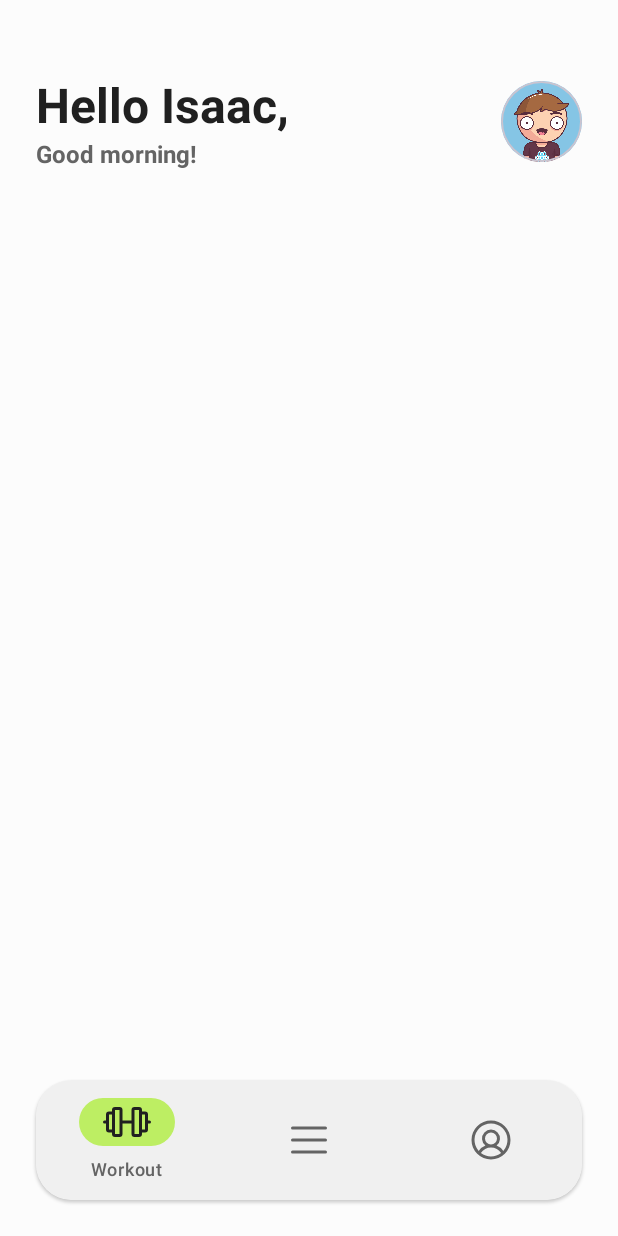
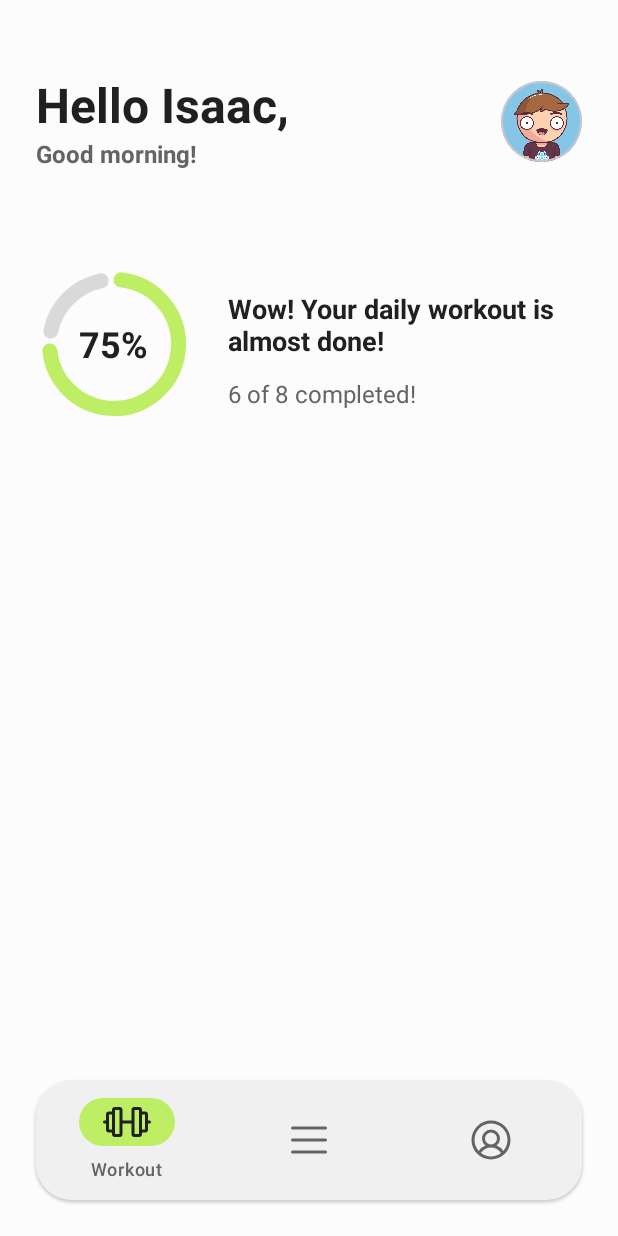
Before and after one commit to eoisaac/wod, an Android app: the WorkoutFragment screen opened directly, with no data from a screen before it, on a phone screen of 412 x 824 dp. Run offline under Robolectric (Android 15) with nearby library versions, the light colour scheme and no system bars.

Commit message:
feat: display progress message in workout activity

```diff
--- a/app/src/main/res/layout/fragment_workout.xml
+++ b/app/src/main/res/layout/fragment_workout.xml
@@ -51,5 +51,64 @@
             />
         </com.google.android.material.card.MaterialCardView>
 
+        <RelativeLayout
+                android:id="@+id/progress_indicator_container"
+                android:layout_width="wrap_content"
+                android:layout_height="wrap_content"
+                android:layout_marginTop="64dp"
+                app:layout_constraintStart_toStartOf="parent"
+                app:layout_constraintTop_toBottomOf="@id/time_greeting_text_view"
+                app:layout_constraintEnd_toStartOf="@id/progress_message_text_view"
+        >
+            <com.google.android.material.progressindicator.CircularProgressIndicator
+                    android:id="@+id/circular_progress_indicator"
+                    android:layout_width="wrap_content"
+                    android:layout_height="wrap_content"
+                    app:indicatorSize="96dp"
+                    android:indeterminate="false"
+                    app:trackCornerRadius="16dp"
+                    app:trackThickness="10dp"
+                    app:trackColor="@color/gray_6"
+                    android:progress="75"
+            />
+            <com.google.android.material.textview.MaterialTextView
+                    android:id="@+id/progress_indicator_text_view"
+                    android:layout_width="wrap_content"
+                    android:layout_height="wrap_content"
+                    android:text="75%"
+                    android:layout_centerInParent="true"
+                    android:textAlignment="center"
+                    style="@style/SubtitleTextStyle"
+                    android:layout_marginTop="16dp"
+            />
+        </RelativeLayout>
+
+        <com.google.android.material.textview.MaterialTextView
+                android:id="@+id/progress_message_text_view"
+                android:layout_width="0dp"
+                android:layout_height="wrap_content"
+                android:text="Wow! Your daily workout is almost done!"
+                style="@style/BodyTextStyle"
+                android:textStyle="bold"
+                android:textSize="18sp"
+                android:textColor="@color/gray_12"
+                android:layout_marginStart="24dp"
+                android:layout_marginTop="16dp"
+                app:layout_constraintStart_toEndOf="@id/progress_indicator_container"
+                app:layout_constraintTop_toTopOf="@id/progress_indicator_container"
+                app:layout_constraintEnd_toEndOf="parent"
+        />
+        <com.google.android.material.textview.MaterialTextView
+                android:id="@+id/total_exercises_text_view"
+                android:layout_width="0dp"
+                android:layout_height="wrap_content"
+                android:text="6 of 8 completed!"
+                style="@style/BodyTextStyle"
+                android:layout_marginTop="12dp"
+                app:layout_constraintStart_toStartOf="@id/progress_message_text_view"
+                app:layout_constraintTop_toBottomOf="@id/progress_message_text_view"
+                app:layout_constraintEnd_toEndOf="@id/progress_message_text_view"
+        />
+
     </androidx.constraintlayout.widget.ConstraintLayout>
 </FrameLayout>
```
